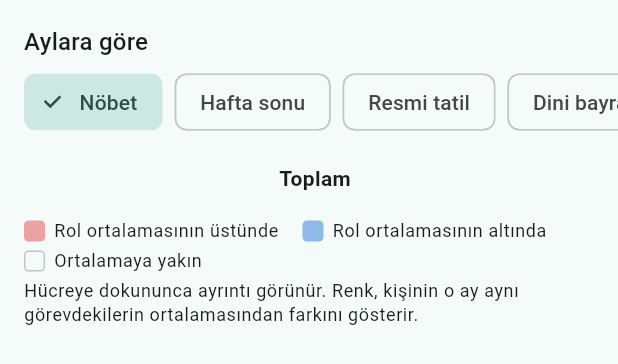
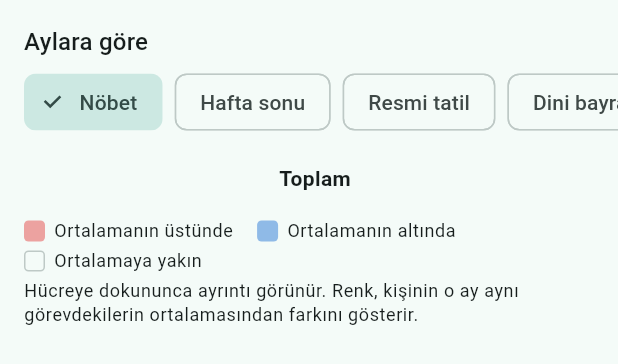
Before and after one commit to mervebesik14/nobet, a Flutter app: the MonthlyComparison widget shown alone on an empty page, opened directly with empty values, on a phone screen of 412 x 824 dp. Shown: the top 364 px of the screen. Run offline on Flutter 3.47's test engine with Material 3 defaults, Android fonts, the phone set to English and light mode, and no system bars; our stand-ins replace file_picker, flutter_riverpod, hive_ce, hive_ce_flutter, pdf, printing and 2 more; accounts and stored records are empty.

Commit message:
Karşılaştırma açıklaması: "Ortalamanın üstünde/altında"
Co-Authored-By: Claude Opus 5.5 <noreply@anthropic.com>
Claude-Session: https://claude.ai/code/session_01Y1rGiZaaKPQZyhnhoZdPnr

```diff
--- a/lib/data/backup_service.dart
+++ b/lib/data/backup_service.dart
@@ -70,9 +70,7 @@ class BackupService {
       throw const BackupFormatException('Dosya geçerli bir JSON değil.');
     }
     if (decoded is! Map<String, dynamic> || decoded['format'] != format) {
-      throw const BackupFormatException(
-        'Bu dosya bir Nöbetçi yedeği değil.',
-      );
+      throw const BackupFormatException('Bu dosya bir Nöbetçi yedeği değil.');
     }
     final v = decoded['version'];
     if (v is! int || v > version) {
--- a/lib/features/roster/monthly_comparison.dart
+++ b/lib/features/roster/monthly_comparison.dart
@@ -175,7 +175,7 @@ class _MonthlyComparisonState extends State<MonthlyComparison> {
                     tooltip:
                         '${r.name} · ${monthName.format(DateTime(2000, m))}: '
                         '${fmt(value)} ${metric.unit}'
-                        '${avg == null ? '' : ' (grup ortalaması ${fmt(avg)})'}',
+                        '${avg == null ? '' : ' (ortalama ${fmt(avg)})'}',
                   );
                 }()
               else
@@ -230,11 +230,11 @@ class _MonthlyComparisonState extends State<MonthlyComparison> {
             children: [
               _LegendItem(
                 color: _tint(_full, scheme, dark)!,
-                label: 'Rol ortalamasının üstünde',
+                label: 'Ortalamanın üstünde',
               ),
               _LegendItem(
                 color: _tint(-_full, scheme, dark)!,
-                label: 'Rol ortalamasının altında',
+                label: 'Ortalamanın altında',
               ),
               _LegendItem(
                 color: scheme.surface,
```
